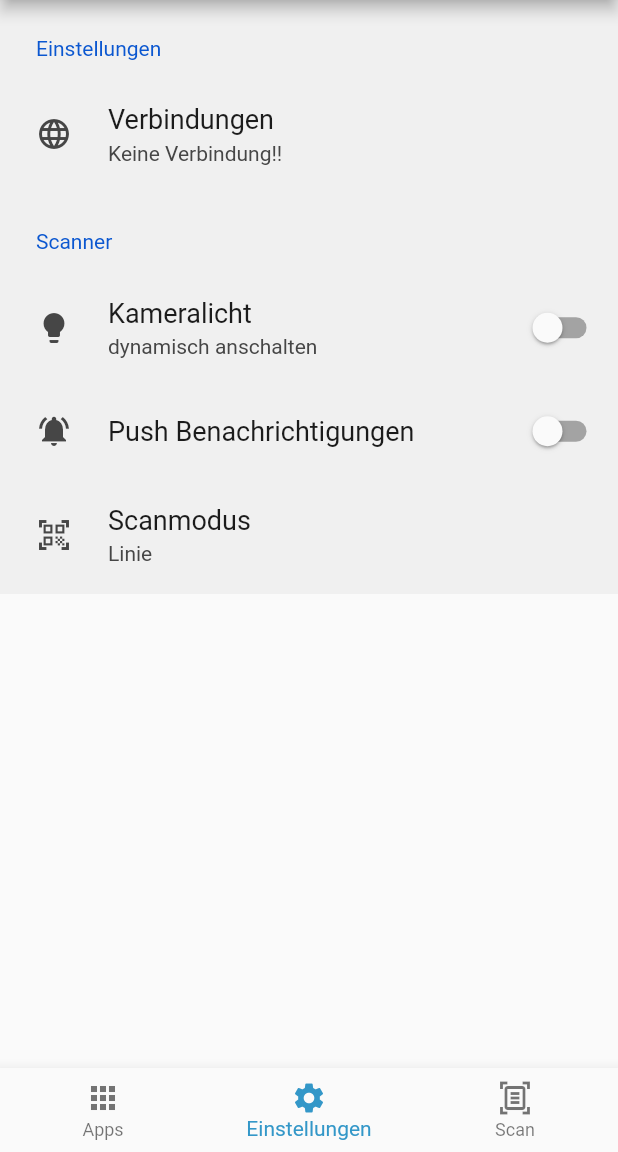
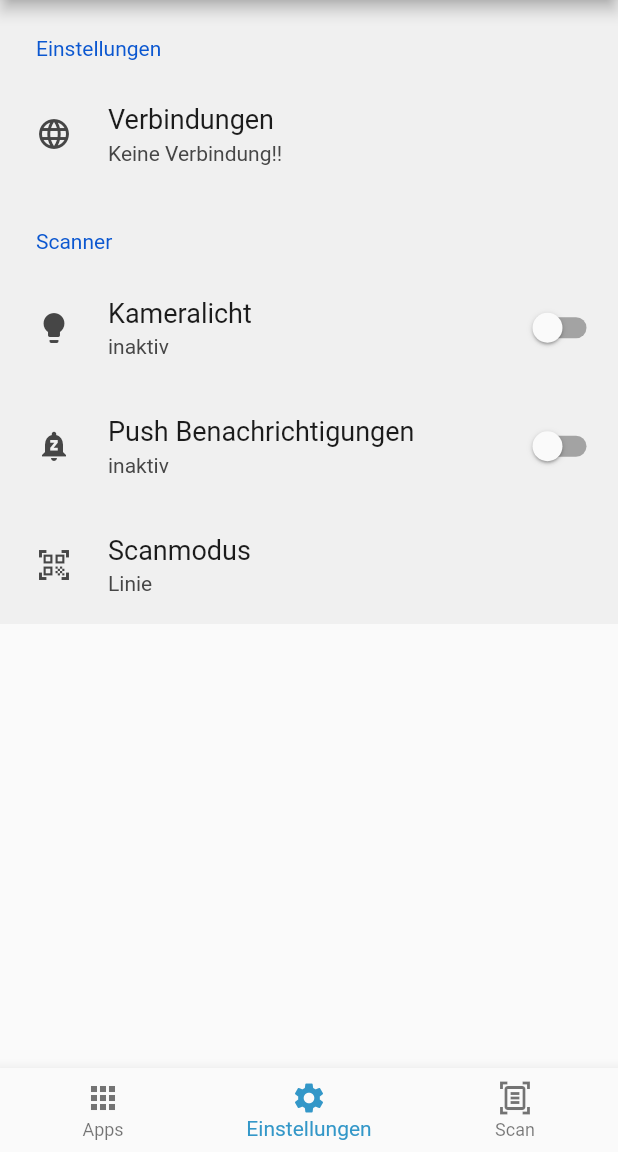
Before and after one commit to itavero-em/mobile_flutter, a Flutter app: the screen it shows after launch, on a phone screen of 412 x 824 dp, the part 84-1236 px from its top. Run offline on Flutter 3.47's test engine with Material 2 defaults, Android fonts, the phone set to English and light mode, and no system bars; drawn by our look-alikes of settings_ui; our stand-ins replace device_preview, flutter_platform_widgets, flutter_slidable, permission_handler, shared_preferences, webview_flutter; missing offline and left inert: scandit_flutter_datacapture_barcode, scandit_flutter_datacapture_core.

Commit message:
Push-Benachrichtigung im Setting überarbeitet

```diff
--- a/lib/screens/settings/settings_screen.dart
+++ b/lib/screens/settings/settings_screen.dart
@@ -63,7 +63,7 @@ class _SettingsScreenState extends State<SettingsScreen> {
               initialValue: Provider.of<SettingsProvider>(context).settingsModel.cameraLight,
               leading: Icon(Icons.lightbulb),
               title: Text('Kameralicht'),
-              description: Text('dynamisch anschalten'),
+              description: Provider.of<SettingsProvider>(context).settingsModel.cameraLight ? Text('beim Scannen eingeschaltet'): Text('inaktiv'),
             ),
             SettingsTile.switchTile(
               onToggle: (value) {
@@ -75,8 +75,9 @@ class _SettingsScreenState extends State<SettingsScreen> {
 
               },
               initialValue: Provider.of<SettingsProvider>(context).settingsModel.pushMessageEnabled,
-              leading: Provider.of<SettingsProvider>(context).settingsModel.pushMessageEnabled ? Icon(Icons.notifications_paused) : Icon(Icons.notifications_active),
+              leading: Provider.of<SettingsProvider>(context).settingsModel.pushMessageEnabled ? Icon(Icons.notifications_active) : Icon(Icons.notifications_paused),
               title: Text('Push Benachrichtigungen'),
+              description: Provider.of<SettingsProvider>(context).settingsModel.pushMessageEnabled ? Text('werden an die App übermittelt'): Text('inaktiv'),
 
             ),
             SettingsTile.navigation(
```
